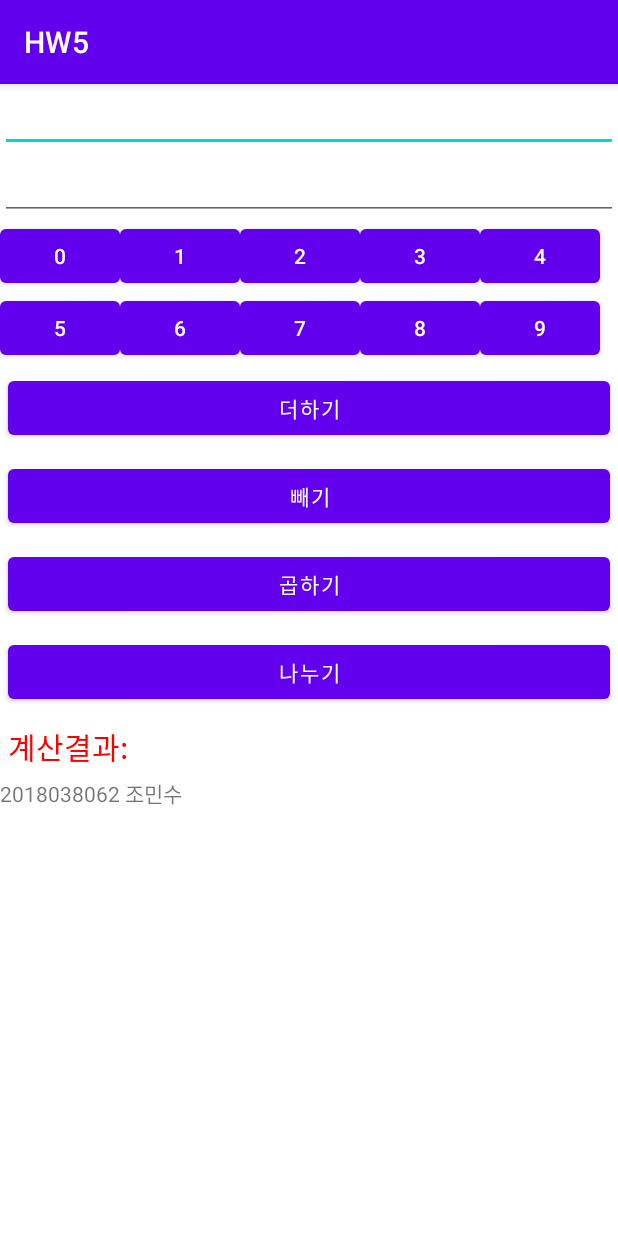
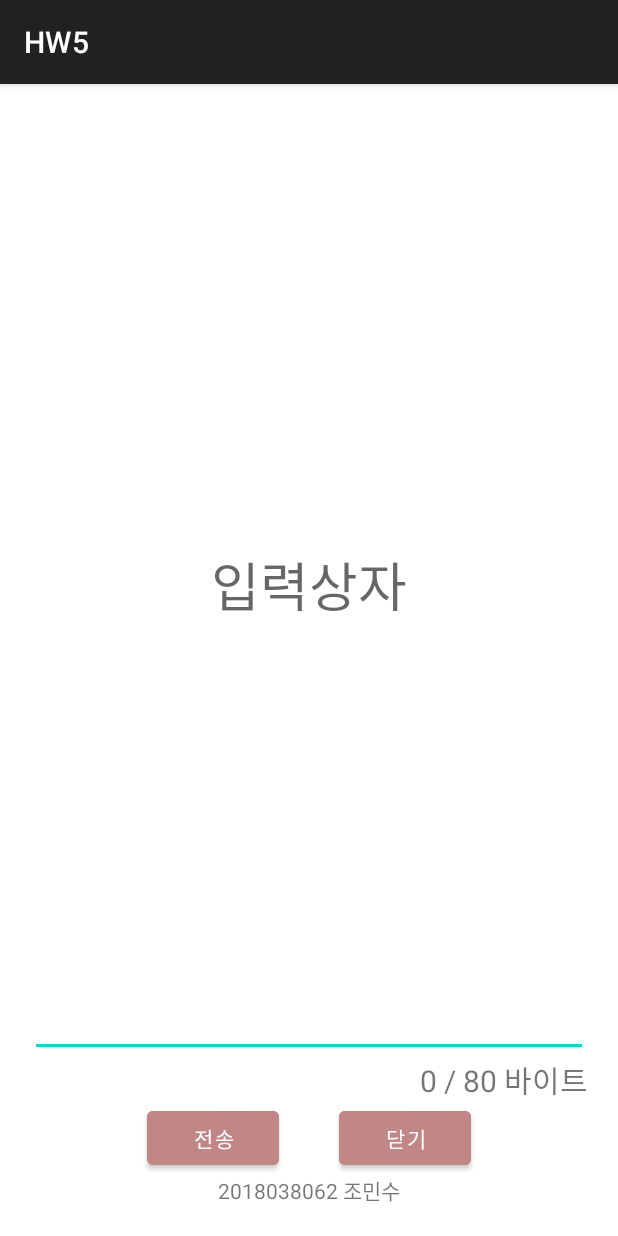
Before and after one commit to lookinmin/JeonMunProject, an Android app: the screen it shows after launch (hw5_4 before the commit, mission4 after it), on a phone screen of 412 x 824 dp. Run offline under Robolectric (Android 15) with nearby library versions, the phone set to English and light mode, and no system bars.

Commit message:
전문프로젝트 5주차 과제
5-1 5-2 5-3 5-5
Mission1,2,4,5

```diff
--- /dev/null
+++ b/HW5/app/src/main/java/com/example/hw5/mission4.java
@@ -0,0 +1,57 @@
+package com.example.hw5;
+
+import androidx.appcompat.app.AppCompatActivity;
+
+import android.os.Bundle;
+import android.text.Editable;
+import android.text.TextWatcher;
+import android.view.View;
+import android.widget.Button;
+import android.widget.EditText;
+import android.widget.TextView;
+import android.widget.Toast;
+
+public class mission4 extends AppCompatActivity {
+
+    Button btnSend;
+    EditText input;
+    TextView checkByte;
+    @Override
+    protected void onCreate(Bundle savedInstanceState) {
+        super.onCreate(savedInstanceState);
+        setContentView(R.layout.activity_mission4);
+        btnSend = (Button)findViewById(R.id.btnSend);
+        input = (EditText)findViewById(R.id.input);
+        checkByte = (TextView)findViewById(R.id.checkByte);
+
+        input.addTextChangedListener(new TextWatcher() {
+            @Override
+            public void beforeTextChanged(CharSequence s, int start, int count, int after) {
+
+            }
+
+            @Override
+            public void onTextChanged(CharSequence s, int start, int before, int count) {
+                bytesCounter(s);
+            }
+
+            @Override
+            public void afterTextChanged(Editable editable) {
+
+            }
+        });
+
+        btnSend.setOnClickListener(new View.OnClickListener() {
+            @Override
+            public void onClick(View view) {
+                String message = input.getText().toString();
+                Toast.makeText(getApplicationContext(), message, Toast.LENGTH_LONG).show();
+            }
+        });
+    }
+
+    public void bytesCounter(CharSequence s){
+        checkByte.setText(""+ s.toString().getBytes().length + " / 80 바이트");
+    }
+
+}
--- /dev/null
+++ b/HW5/app/src/main/res/layout/activity_mission4.xml
@@ -0,0 +1,61 @@
+<?xml version="1.0" encoding="utf-8"?>
+<LinearLayout xmlns:android="http://schemas.android.com/apk/res/android"
+    xmlns:app="http://schemas.android.com/apk/res-auto"
+    xmlns:tools="http://schemas.android.com/tools"
+    android:layout_width="match_parent"
+    android:layout_height="match_parent"
+    tools:context=".mission4"
+    android:orientation="vertical"
+    android:padding="20dp">
+
+    <EditText
+        android:id="@+id/input"
+        android:layout_width="match_parent"
+        android:layout_height="0dp"
+        android:layout_weight="1"
+        android:textSize="35sp"
+        android:inputType="textMultiLine"
+        android:gravity="center"
+        android:hint="입력상자"/>
+
+    <TextView
+        android:id="@+id/checkByte"
+        android:layout_width="match_parent"
+        android:layout_height="wrap_content"
+        android:gravity="right"
+        android:textSize="20dp"
+        android:text="0 / 80 바이트"/>
+
+    <LinearLayout
+        android:layout_width="match_parent"
+        android:layout_height="wrap_content"
+        android:orientation="horizontal"
+        android:gravity="center">
+        <Button
+            android:id="@+id/btnSend"
+            android:text="전송"
+            android:layout_width="wrap_content"
+            android:backgroundTint="#C18686"
+            android:layout_height="wrap_content" />
+        <Space
+            android:layout_width="40dp"
+            android:layout_height="wrap_content"/>
+        <Button
+            android:id="@+id/btnClose"
+            android:text="닫기"
+            android:backgroundTint="#C18686"
+            android:layout_width="wrap_content"
+            android:layout_height="wrap_content" />
+    </LinearLayout>
+
+
+
+    <TextView
+        android:layout_width="wrap_content"
+        android:layout_height="wrap_content"
+        android:text="2018038062 조민수"
+        android:layout_gravity="center"/>
+
+
+
+</LinearLayout>
--- a/HW5/app/src/main/res/values-night/themes.xml
+++ b/HW5/app/src/main/res/values-night/themes.xml
@@ -2,8 +2,6 @@
     <!-- Base application theme. -->
     <style name="Theme.HW5" parent="Theme.MaterialComponents.DayNight.DarkActionBar">
         <!-- Primary brand color. -->
-        <item name="colorPrimary">@color/purple_200</item>
-        <item name="colorPrimaryVariant">@color/purple_700</item>
         <item name="colorOnPrimary">@color/black</item>
         <!-- Secondary brand color. -->
         <item name="colorSecondary">@color/teal_200</item>
--- a/HW5/app/src/main/res/values/themes.xml
+++ b/HW5/app/src/main/res/values/themes.xml
@@ -2,8 +2,6 @@
     <!-- Base application theme. -->
     <style name="Theme.HW5" parent="Theme.MaterialComponents.DayNight.DarkActionBar">
         <!-- Primary brand color. -->
-        <item name="colorPrimary">@color/purple_500</item>
-        <item name="colorPrimaryVariant">@color/purple_700</item>
         <item name="colorOnPrimary">@color/white</item>
         <!-- Secondary brand color. -->
         <item name="colorSecondary">@color/teal_200</item>
```
Also changed, not shown: HW5/app/src/main/AndroidManifest.xml (+18 -14 lines), HW5/app/src/main/java/com/example/hw5/mission2.java (added, +14 -0 lines), HW5/app/src/main/java/com/example/hw5/mission5.java (added, +18 -0 lines), HW5/app/src/main/res/drawable/btn_border.xml (added, +15 -0 lines), HW5/app/src/main/res/drawable/get_btn.xml (added, +10 -0 lines), HW5/app/src/main/res/layout/activity_mission2.xml (added, +56 -0 lines), HW5/app/src/main/res/layout/activity_mission5.xml (added, +54 -0 lines).
